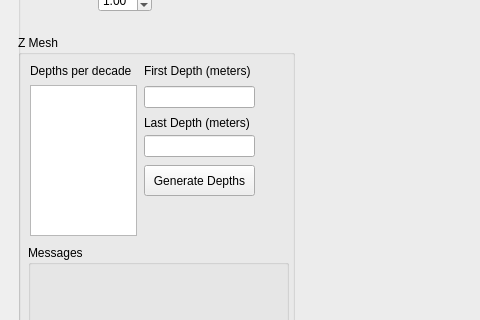
eroots/pyMT, file ModelGUI/mesh_designer.ui: the form before one commit; both pictures show x 0 to 480 and y 329 to 649 of the 1322 by 841 pixel window.
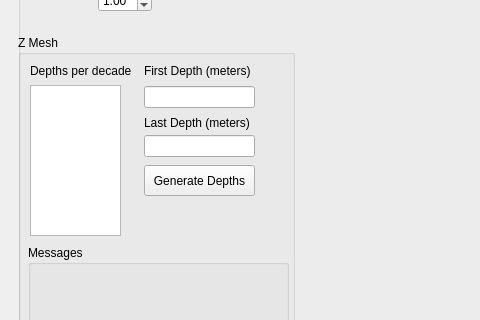
The form after the commit.

Commit message: Dimension labels are connected in mesh_designer

```diff
--- a/ModelGUI/mesh_designer.ui
+++ b/ModelGUI/mesh_designer.ui
@@ -306,7 +306,7 @@
               <rect>
                <x>12</x>
                <y>50</y>
-               <width>107</width>
+               <width>91</width>
                <height>151</height>
               </rect>
              </property>
```
Left out of the diff: 54 changed lines with no effect on the pictures. The commit also changes 1 other file.
